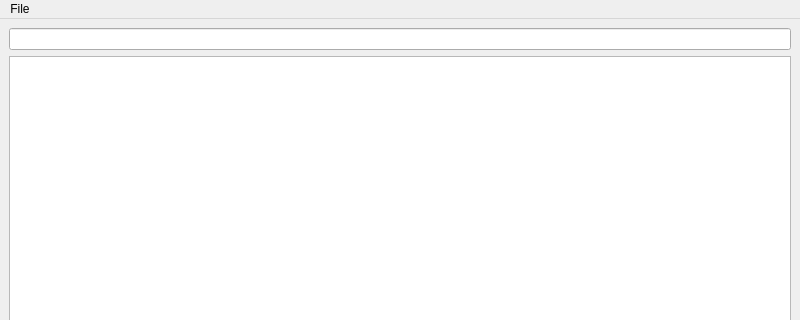
Old version of the form gui/ui/mainwindow.ui in the repository maxkofler/FileIndexGUI; both pictures show x 0 to 800 and y 0 to 320 of the 800 by 600 pixel window.
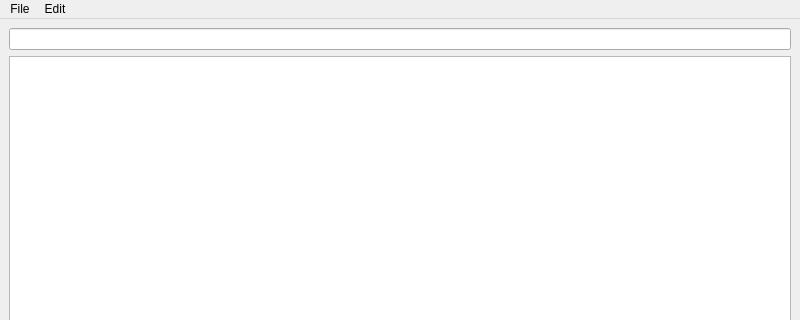
New version of the form.

Commit message: Added remove functionality to MainWindow

Diff of the .ui file:
```diff
--- a/gui/ui/mainwindow.ui
+++ b/gui/ui/mainwindow.ui
@@ -53,7 +53,7 @@
      <x>0</x>
      <y>0</y>
      <width>800</width>
-     <height>24</height>
+     <height>43</height>
     </rect>
    </property>
    <widget class="QMenu" name="menuFile">
@@ -67,7 +67,14 @@
     <addaction name="separator"/>
     <addaction name="actionSettings"/>
    </widget>
+   <widget class="QMenu" name="menuEdit">
+    <property name="title">
+     <string>Edit</string>
+    </property>
+    <addaction name="actionDelete_Entry"/>
+   </widget>
    <addaction name="menuFile"/>
+   <addaction name="menuEdit"/>
   </widget>
   <widget class="QStatusBar" name="statusbar"/>
   <action name="actionIndex">
```
Left out of the diff: 8 changed lines with no effect on the pictures. The commit also changes 2 other files.
